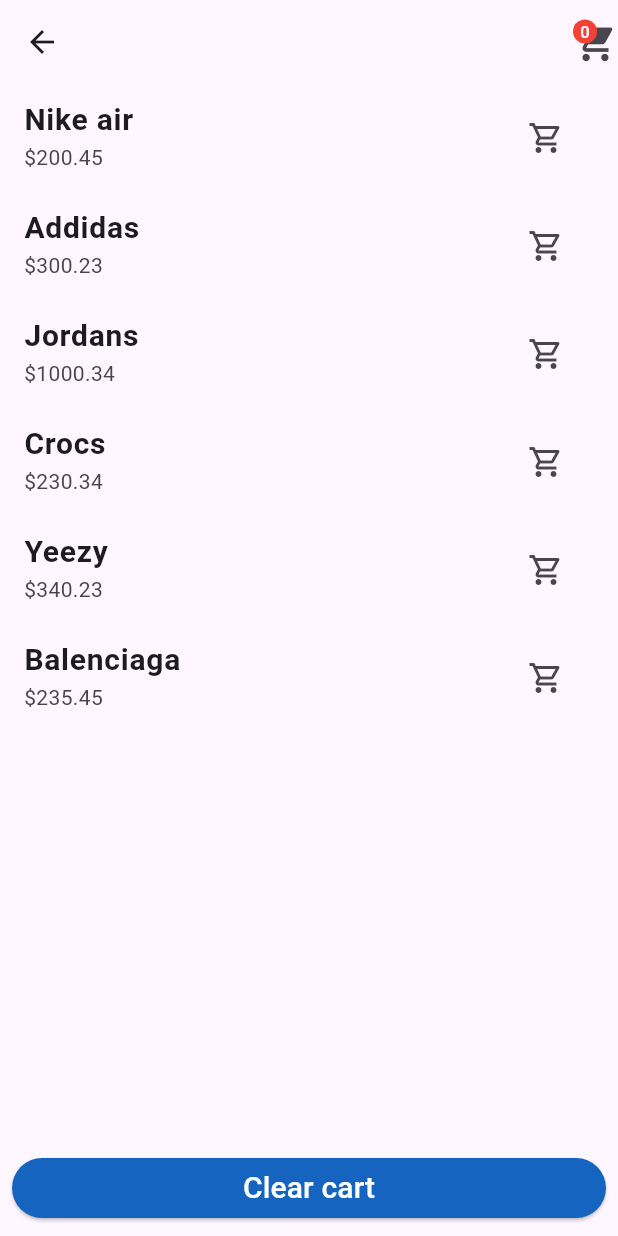
After one commit to mustapha-amin/learning_riverpod, a Flutter app: the ChangeNotifierProviderScreen screen opened directly, after a tap on the "shopping cart" icon, after a tap on "Clear cart", on a phone screen of 412 x 824 dp. The commit adds this screen. Run offline on Flutter 3.47's test engine with Material 3 defaults, Android fonts, the phone set to English and light mode, and no system bars; our stand-ins replace dio, flutter_riverpod.

Commit message:
change notifier provider done

```diff
--- /dev/null
+++ b/lib/controllers/cart_notifier.dart
@@ -0,0 +1,30 @@
+import 'package:flutter/foundation.dart';
+import 'package:flutter_riverpod/flutter_riverpod.dart';
+import 'package:learning_riverpod/models/product.dart';
+
+final cartNotifierProvider = ChangeNotifierProvider<CartNotifier>(
+  (ref) => CartNotifier(),
+);
+
+class CartNotifier extends ChangeNotifier {
+  List<Product> cart = [];
+
+  bool containsProduct(Product product) {
+    return cart.contains(product);
+  }
+
+  void addProduct(Product product) {
+    cart.add(product);
+    notifyListeners();
+  }
+
+  void removeProduct(Product product) {
+    cart.remove(product);
+    notifyListeners();
+  }
+
+  void clearCart() {
+    cart.clear();
+    notifyListeners();
+  }
+}
--- /dev/null
+++ b/lib/models/product.dart
@@ -0,0 +1,15 @@
+class Product {
+  String? name;
+  double? price;
+
+  Product({this.name, this.price});
+}
+
+final List<Product> productList = [
+  Product(name: "Nike air", price: 200.45),
+  Product(name: "Addidas", price: 300.23),
+  Product(name: "Jordans", price: 1000.34),
+  Product(name: "Crocs", price: 230.34),
+  Product(name: "Yeezy", price: 340.23),
+  Product(name: "Balenciaga", price: 235.45),
+];
--- a/lib/screens/home/home.dart
+++ b/lib/screens/home/home.dart
@@ -1,11 +1,12 @@
 import 'package:flutter/material.dart';
 import 'package:flutter_riverpod/flutter_riverpod.dart';
-import 'package:learning_riverpod/screens/providers/provider_screen.dart';
+import 'package:learning_riverpod/screens/provider%20screens/provider_screen.dart';
+import 'package:learning_riverpod/screens/provider%20screens/changenotifer_provider_screen.dart';
 import 'package:learning_riverpod/shared/provider_tile.dart';
-import 'package:learning_riverpod/screens/providers/state_provider_screen.dart';
+import 'package:learning_riverpod/screens/provider%20screens/state_notifier_screen.dart';
 
-import '../providers/future_provider_screen.dart';
-import '../providers/stream_provider_screen.dart';
+import '../provider screens/future_provider_screen.dart';
+import '../provider screens/stream_provider_screen.dart';
 
 StateProvider<bool> isDarkMode = StateProvider((ref) => false);
 
@@ -20,7 +21,10 @@ class Home extends ConsumerWidget {
   Widget build(BuildContext context, WidgetRef ref) {
     return Scaffold(
       appBar: AppBar(
-        title: const Text("Riverpod practice"),
+        title: const Text(
+          "Riverpod practice",
+          style: TextStyle(fontWeight: FontWeight.bold),
+        ),
         actions: [
           Switch(
             value: ref.watch(isDarkMode),
@@ -49,6 +53,10 @@ class Home extends ConsumerWidget {
               title: "Stream Provider",
               destination: StreamProviderScreen(),
             ),
+            const ProviderTile(
+              title: "ChangeNotifier Provider",
+              destination: ChangeNotifierProviderScreen(),
+            ),
           ],
         ),
       ),
--- /dev/null
+++ b/lib/screens/provider screens/cart_screen.dart
@@ -0,0 +1,41 @@
+import 'package:flutter/material.dart';
+import 'package:flutter_riverpod/flutter_riverpod.dart';
+import 'package:learning_riverpod/controllers/cart_notifier.dart';
+import 'package:learning_riverpod/models/product.dart';
+
+class CartScreen extends ConsumerWidget {
+  const CartScreen({super.key});
+
+  @override
+  Widget build(BuildContext context, WidgetRef ref) {
+    List<Product> productsInCart = ref.watch(cartNotifierProvider).cart;
+    return Scaffold(
+      appBar: AppBar(
+        title: const Text("Cart"),
+      ),
+      body: productsInCart.isEmpty
+          ? const Center(
+              child: Text(
+                "Cart is empty",
+                style: TextStyle(fontSize: 20, fontWeight: FontWeight.bold),
+              ),
+            )
+          : ListView(
+              children: [
+                ...productsInCart.map(
+                  (product) => ListTile(
+                    title: Text(
+                      product.name!,
+                      style: const TextStyle(
+                        fontSize: 20,
+                        fontWeight: FontWeight.bold,
+                      ),
+                    ),
+                    subtitle: Text('\$${product.price}'),
+                  ),
+                )
+              ],
+            ),
+    );
+  }
+}
--- /dev/null
+++ b/lib/screens/provider screens/changenotifer_provider_screen.dart
@@ -0,0 +1,101 @@
+import 'package:flutter/material.dart';
+import 'package:flutter_riverpod/flutter_riverpod.dart';
+import 'package:learning_riverpod/controllers/cart_notifier.dart';
+import 'package:learning_riverpod/models/product.dart';
+import 'package:learning_riverpod/screens/provider%20screens/cart_screen.dart';
+
+class ChangeNotifierProviderScreen extends ConsumerWidget {
+  const ChangeNotifierProviderScreen({super.key});
+
+  @override
+  Widget build(BuildContext context, WidgetRef ref) {
+    int productCount = ref.watch(cartNotifierProvider).cart.length;
+    return Scaffold(
+      appBar: AppBar(
+        actions: [
+          InkWell(
+            onTap: () => Navigator.push(
+              context,
+              MaterialPageRoute(
+                builder: (context) => const CartScreen(),
+              ),
+            ),
+            child: Stack(
+              children: [
+                const Icon(
+                  Icons.shopping_cart,
+                  size: 30,
+                ),
+                Badge(
+                  textColor: Colors.white,
+                  backgroundColor: Colors.red,
+                  // padding: const EdgeInsets.all(20),
+                  label: Text('$productCount'),
+                )
+              ],
+            ),
+          )
+        ],
+      ),
+      body: Column(
+        children: [
+          Expanded(
+            child: ListView.builder(
+              itemCount: productList.length,
+              itemBuilder: (context, index) {
+                final Product product = productList[index];
+                bool productInCart =
+                    ref.watch(cartNotifierProvider).containsProduct(product);
+                return ListTile(
+                  title: Text(
+                    product.name!,
+                    style: const TextStyle(
+                      fontSize: 20,
+                      fontWeight: FontWeight.bold,
+                    ),
+                  ),
+                  subtitle: Text("\$${product.price}"),
+                  trailing: IconButton(
+                    onPressed: () {
+                      productInCart
+                          ? ref
+                              .read(cartNotifierProvider.notifier)
+                              .removeProduct(product)
+                          : ref
+                              .read(cartNotifierProvider.notifier)
+                              .addProduct(product);
+                    },
+                    icon: Icon(
+                      productInCart
+                          ? Icons.shopping_cart
+                          : Icons.shopping_cart_outlined,
+                    ),
+                  ),
+                );
+              },
+            ),
+          ),
+          Padding(
+            padding: const EdgeInsets.all(8.0),
+            child: SizedBox(
+              width: double.infinity,
+              child: ElevatedButton(
+                style: ElevatedButton.styleFrom(
+                  backgroundColor: Colors.blue[800],
+                  foregroundColor: Colors.white,
+                ),
+                onPressed: () {
+                  ref.read(cartNotifierProvider.notifier).clearCart();
+                },
+                child: const Text(
+                  "Clear cart",
+                  style: TextStyle(fontSize: 20),
+                ),
+              ),
+            ),
+          ),
+        ],
+      ),
+    );
+  }
+}
--- a/lib/screens/providers/state_provider_screen.dart
+++ b/lib/screens/provider screens/state_notifier_screen.dart
@@ -1,5 +1,3 @@
-import 'dart:developer';
-
 import 'package:flutter/material.dart';
 import 'package:flutter_riverpod/flutter_riverpod.dart';
 
```
Also changed, not shown: lib/screens/provider screens/future_provider_screen.dart (renamed from lib/screens/providers/future_provider_screen.dart), lib/screens/provider screens/provider_screen.dart (renamed from lib/screens/providers/provider_screen.dart), lib/screens/provider screens/stream_provider_screen.dart (renamed from lib/screens/providers/stream_provider_screen.dart).
